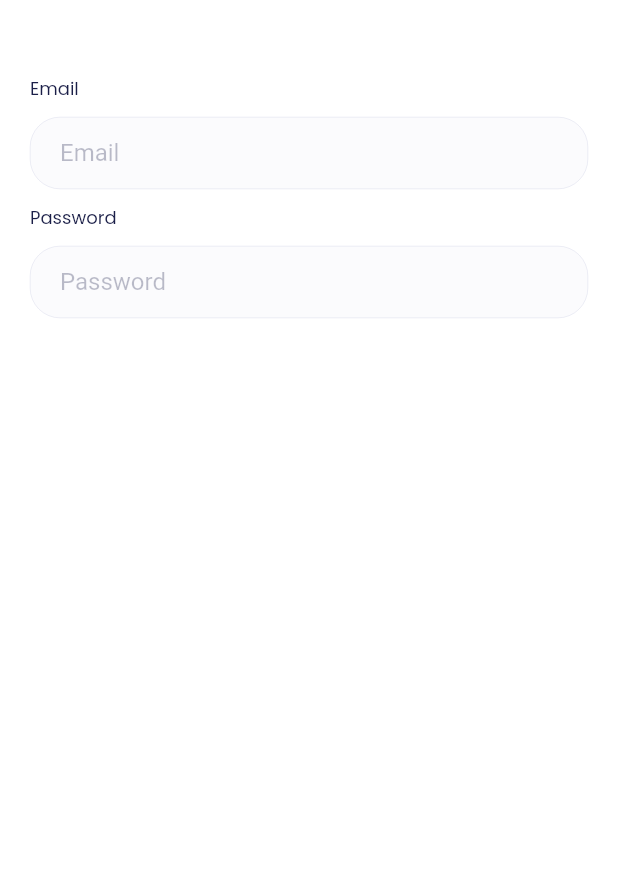
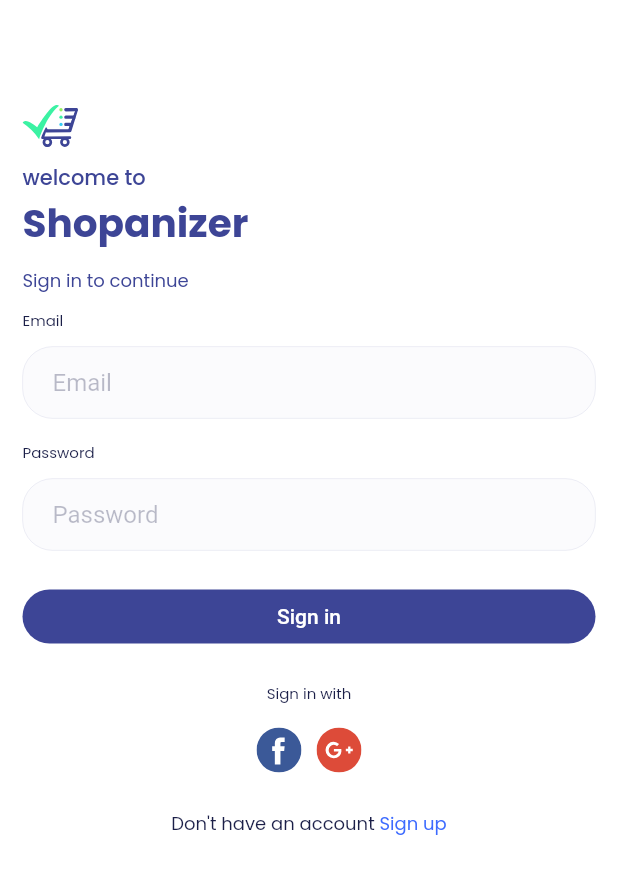
Before and after one commit to Mina-Nabil/shopanizer, a Flutter app: the screen it shows after launch, on a phone screen of 412 x 824 dp. Shown: the top 874 px of the screen. Run offline on Flutter 3.47's test engine with Material 2 defaults, Android fonts, the light colour scheme and no system bars; our stand-ins replace cloud_firestore, firebase_core, flutter_spinkit, flutter_svg, image_picker; missing offline and left inert: dart:ffi; accounts and stored records are empty.

Commit message:
Login Page

```diff
--- a/lib/screens/auth/login_screen.dart
+++ b/lib/screens/auth/login_screen.dart
@@ -1,6 +1,13 @@
+import 'dart:ffi';
+
 import 'package:flutter/material.dart';
+import 'package:flutter_svg/svg.dart';
+import 'package:shopanizer/shared/paths.dart';
 import 'package:shopanizer/shared/themes/shopanizer_theme.dart';
+import 'package:shopanizer/shared/widgets/buttons.dart';
 import 'package:shopanizer/shared/widgets/textbox_with_label.dart';
+import 'package:shopanizer/shared/widgets/textviews.dart';
+import 'package:shopanizer/shared/widgets/vertical_space.dart';
 
 class LoginScreen extends StatefulWidget {
   @override
@@ -15,25 +22,89 @@
   Widget build(BuildContext context) {
     return Scaffold(
       body: Container(
-        padding: EdgeInsets.only(left: 20, right: 20, top: 50),
+        padding: EdgeInsets.only(left: 15, right: 15, top: 70),
         child: SingleChildScrollView(
           child: Column(
-            mainAxisAlignment: MainAxisAlignment.center,
+            crossAxisAlignment: CrossAxisAlignment.start,
             children: [
+              Container(
+                width: 37,
+                height: 28,
+                child: SvgPicture.asset(Paths.logoIcon),
+              ),
+              VerticalSpace(),
+              LogoTV1(
+                text: "welcome to",
+              ),
+              TitleTV1(
+                text: "Shopanizer",
+              ),
+              VerticalSpace(),
+              TitleSmallTV1(
+                text: "Sign in to continue",
+              ),
+              VerticalSpace(),
               TextBoxWithLabel(
                 labelText: "Email",
                 placeHolder: "Email",
                 controller: _emailController,
               ),
-              Container(
-                width: double.infinity,
-                height: 10,
+              VerticalSpace(
+                height: 15,
               ),
               TextBoxWithLabel(
                 labelText: "Password",
                 placeHolder: "Password",
                 controller: _passwordController,
               ),
+              VerticalSpace(
+                height: 20,
+              ),
+              Container(
+                width: double.infinity,
+                child: RoundedCornerButton.text(
+                  text: "Sign in",
+                  backgroundColor: ShopColors.primary,
+                  onPressed: () {},
+                ),
+              ),
+              VerticalSpace(
+                height: 20,
+              ),
+              Center(
+                child: LabelTV1(text: "Sign in with"),
+              ),
+              VerticalSpace(),
+              Row(
+                mainAxisAlignment: MainAxisAlignment.center,
+                children: [
+                  CircularButton(
+                    child: SvgPicture.asset(Paths.fbBlueBGIcon),
+                    backgroundColor: Colors.transparent,
+                    onPressed: () {},
+                    radius: 20,
+                  ),
+                  CircularButton(
+                    child: SvgPicture.asset(Paths.gmailRedBGIcon),
+                    backgroundColor: Colors.transparent,
+                    onPressed: () {},
+                    radius: 20,
+                  ),
+                ],
+              ),
+              VerticalSpace(
+                height: 20,
+              ),
+              Row(
+                mainAxisAlignment: MainAxisAlignment.center,
+                children: [
+                  LabelTV2(text: "Don't have an account "),
+                  LabelTV2(
+                    text: "Sign up",
+                    color: ShopColors.labelBlue,
+                  ),
+                ],
+              )
             ],
           ),
         ),
--- a/lib/screens/home/new_group_screen.dart
+++ b/lib/screens/home/new_group_screen.dart
@@ -73,7 +73,7 @@
                 height: 20,
               ),
               Divider(),
-              LabelText(labelText: "Add Participants"),
+              LabelTV1(text: "Add Participants"),
               Row(
                 children: [
                   PhotoViewer.circular(
--- a/lib/screens/items/add_item.dart
+++ b/lib/screens/items/add_item.dart
@@ -39,9 +39,12 @@
   //form controllers
   GlobalKey<FormState> _formKey = new GlobalKey<FormState>();
   TextEditingController _itemNameController = new TextEditingController();
-  TextEditingController _listDescriptionController = new TextEditingController();
+  TextEditingController _listDescriptionController =
+      new TextEditingController();
 
-  List<TextEditingController> _priceEditingControllers = [new TextEditingController(text: "40")];
+  List<TextEditingController> _priceEditingControllers = [
+    new TextEditingController(text: "40")
+  ];
   Map<String, String> _priceUnits = {"EGP": "EGP", "USD": "USD"};
   List<ValueNotifier<String?>> _selectedPriceUnit = [new ValueNotifier("USD")];
   List<TextEditingController> _brandsEditingControllers = [];
@@ -78,7 +81,8 @@
     return Scaffold(
       appBar: AppBar(),
       body: Padding(
-        padding: EdgeInsets.symmetric(horizontal: ShopEdgeInsects.scaffoldPadding),
+        padding:
+            EdgeInsets.symmetric(horizontal: ShopEdgeInsects.scaffoldPadding),
         child: Form(
           key: _formKey,
           child: SingleChildScrollView(
@@ -90,7 +94,7 @@
                   mainAxisAlignment: MainAxisAlignment.spaceBetween,
                   children: [
                     TitleTV2(
-                      titleText: "Add new Item",
+                      text: "Add new Item",
                     ),
                     DoneButton(
                       onPressed: submitForm,
@@ -113,7 +117,11 @@
                     labelText: "Category",
                     placeHolder: "Furniture",
                     value: _selectedCategory,
-                    items: (items.data == null) ? [] : items.data!.map(mapCategoryCollectionToDropDownItems).toList(),
+                    items: (items.data == null)
+                        ? []
+                        : items.data!
+                            .map(mapCategoryCollectionToDropDownItems)
+                            .toList(),
                     onChangedCallback: (index) {
                       setState(() {
                         _selectedCategory = index;
@@ -149,7 +157,8 @@
                   limit: 3,
                   mainIconPath: Paths.priceIcon,
                   mainIconColor: ShopColors.yellow,
-                  mainIconBackgroundColor: ShopColors.primary.withAlpha(propertyIconBgAlpa),
+                  mainIconBackgroundColor:
+                      ShopColors.primary.withAlpha(propertyIconBgAlpa),
                   extraIconPath: Paths.emptyPriceIcon,
                   extraIconColor: ShopColors.primary,
                   extraIconBackgroundColor: Colors.transparent,
@@ -166,7 +175,8 @@
                   limit: 3,
                   mainIconPath: Paths.starIcon,
                   mainIconColor: ShopColors.yellow,
-                  mainIconBackgroundColor: ShopColors.yellow.withAlpha(propertyIconBgAlpa),
+                  mainIconBackgroundColor:
+                      ShopColors.yellow.withAlpha(propertyIconBgAlpa),
                   extraIconPath: Paths.emptyStarIcon,
                   extraIconColor: ShopColors.primary,
                   extraIconBackgroundColor: Colors.transparent,
@@ -180,7 +190,8 @@
                   limit: 3,
                   mainIconPath: Paths.urlIcon,
                   mainIconColor: ShopColors.yellow,
-                  mainIconBackgroundColor: ShopColors.red.withAlpha(propertyIconBgAlpa),
+                  mainIconBackgroundColor:
+                      ShopColors.red.withAlpha(propertyIconBgAlpa),
                   extraIconPath: Paths.emptyUrlIcon,
                   extraIconColor: ShopColors.primary,
                   extraIconBackgroundColor: Colors.transparent,
@@ -194,7 +205,8 @@
                   limit: 3,
                   mainIconPath: Paths.locationIcon,
                   mainIconColor: ShopColors.yellow,
-                  mainIconBackgroundColor: ShopColors.green.withAlpha(propertyIconBgAlpa),
+                  mainIconBackgroundColor:
+                      ShopColors.green.withAlpha(propertyIconBgAlpa),
                   extraIconPath: Paths.emptyLocationIcon,
                   extraIconColor: ShopColors.primary,
                   extraIconBackgroundColor: Colors.transparent,
@@ -207,7 +219,8 @@
                   limit: 3,
                   mainIconPath: Paths.fbIcon,
                   mainIconColor: ShopColors.yellow,
-                  mainIconBackgroundColor: ShopColors.blue.withAlpha(propertyIconBgAlpa),
+                  mainIconBackgroundColor:
+                      ShopColors.blue.withAlpha(propertyIconBgAlpa),
                   extraIconPath: Paths.emptyFbIcon,
                   extraIconColor: ShopColors.primary,
                   extraIconBackgroundColor: Colors.transparent,
@@ -220,7 +233,8 @@
                   limit: 3,
                   mainIconPath: Paths.instagramIcon,
                   mainIconColor: ShopColors.yellow,
-                  mainIconBackgroundColor: ShopColors.primary.withAlpha(propertyIconBgAlpa),
+                  mainIconBackgroundColor:
+                      ShopColors.primary.withAlpha(propertyIconBgAlpa),
                   extraIconPath: Paths.emptyInstagramIcon,
                   extraIconColor: ShopColors.primary,
                   extraIconBackgroundColor: Colors.transparent,
@@ -247,7 +261,11 @@
   List<Widget> buildImagesList() {
     var imagesWidgetList = _itemImages.map((e) => Padding(
           padding: EdgeInsets.all(photoGridPadding),
-          child: PhotoViewer.square(image: Image.file(File(e.path),fit: BoxFit.cover,)),
+          child: PhotoViewer.square(
+              image: Image.file(
+            File(e.path),
+            fit: BoxFit.cover,
+          )),
         ));
     List<Widget> ret = [];
 
@@ -255,7 +273,7 @@
       ret.add(Padding(
         padding: EdgeInsets.all(photoGridPadding),
         child: PhotoPicker.square(
-          hasBorder: false,
+            hasBorder: false,
             onPhotoPicked: (xfile) {
               setState(() {
                 _itemImages.add(xfile);
@@ -270,19 +288,28 @@
 
   //validators
   String? nameFieldValidator(input) {
-    if (input == null || input.isEmpty) return "Item will be lost without a Name !";
+    if (input == null || input.isEmpty)
+      return "Item will be lost without a Name !";
     if (input.length < widget.nameMinLength)
-      return "Very short Name :/ Please add " + (widget.nameMinLength - input.length).toString() + " characters";
+      return "Very short Name :/ Please add " +
+          (widget.nameMinLength - input.length).toString() +
+          " characters";
     if (input.length > widget.nameMaxLength)
-      return "Very long Name ! Please remove " + (input.length - widget.nameMaxLength).toString() + " characters";
+      return "Very long Name ! Please remove " +
+          (input.length - widget.nameMaxLength).toString() +
+          " characters";
   }
 
   String? descFieldValidator(input) {
     if (input == null || input.isEmpty) return null;
     if (input.length < widget.descMinLimit)
-      return "Very short Description :/ Please add " + (widget.descMinLimit - input.length).toString() + " characters";
+      return "Very short Description :/ Please add " +
+          (widget.descMinLimit - input.length).toString() +
+          " characters";
     if (input.length > widget.descMaxLimit)
-      return "Very long Description ! Please remove " + (input.length - widget.descMaxLimit).toString() + " characters";
+      return "Very long Description ! Please remove " +
+          (input.length - widget.descMaxLimit).toString() +
+          " characters";
   }
 }
 
--- a/lib/shared/paths.dart
+++ b/lib/shared/paths.dart
@@ -1,8 +1,8 @@
 class Paths {
-
   //Navigation Bar Icons
   static final String homePageNavBarIcon = 'assets/icons/tab_bar/home.svg';
-  static final String notificationPageNavBarIcon = 'assets/icons/tab_bar/notifications.svg';
+  static final String notificationPageNavBarIcon =
+      'assets/icons/tab_bar/notifications.svg';
   static final String profilePageNavBarIcon = 'assets/icons/tab_bar/person.svg';
 
   //Home Floating button
@@ -32,7 +32,9 @@
   static final String emptyPhoneIcon = 'assets/icons/emptyPhone.svg';
   static final String crossIcon = 'assets/icons/cross.svg';
   static final String xIcon = 'assets/icons/xIcon.svg';
-
+  static final String logoIcon = 'assets/icons/logo.svg';
+  static final String fbBlueBGIcon = 'assets/icons/fb_icon_bluebg.svg';
+  static final String gmailRedBGIcon = 'assets/icons/gmail_plus_redbg.svg';
 
   static final String camera = "assets/icons/camera.svg";
 }
--- a/lib/shared/themes/shopanizer_theme.dart
+++ b/lib/shared/themes/shopanizer_theme.dart
@@ -23,27 +23,27 @@
   static Color textFieldBorder = primary.withAlpha(76);
 
   ///#1B1F48 , 100%
-  static Color labelDarkBlue = Color(0xFF1B1F48);
+  static const Color labelDarkBlue = Color(0xFF1B1F48);
 
   ///#3D6BFF , 100%
-  static Color labelBlue = Color(0xFF3D6BFF);
+  static const Color labelBlue = Color(0xFF3D6BFF);
 
   ///#1B1F48 , 30%
   static Color hintColor = labelDarkBlue.withAlpha(76); // alpha 30%
 
   ///#FAFAFA , 100%
-  static Color tabBarBG = Color(0xFFFAFAFA);
+  static const Color tabBarBG = Color(0xFFFAFAFA);
 
   ///#3809A3 , 100%
-  static Color tabBarBorder = Color(0xFF3809A3);
+  static const Color tabBarBorder = Color(0xFF3809A3);
 
   static Color unSelectedTab = primary.withAlpha(76);
 
   ///#3BF2A3 , 100%
-  static Color greenButton = Color(0xFF3BF2A3);
+  static const Color greenButton = Color(0xFF3BF2A3);
 
   ///#37CCF4 , 100%
-  static Color blueButton = blue;
+  static const Color blueButton = blue;
 
   ///#3D4596 , 3%
   static Color primary3Precent = primary.withAlpha(7); // alpha 3%
@@ -58,47 +58,66 @@
 
 class ShopTextStyles {
   /// Font Size : 8  ,  Font Weight : Regular
-  static const TextStyle s_r_1 = TextStyle(fontSize: 8, fontWeight: FontWeight.normal);
+  static const TextStyle s_r_1 =
+      TextStyle(fontSize: 8, fontWeight: FontWeight.normal);
 
   /// Font Size : 10  ,  Font Weight : Regular
-  static const TextStyle s_r_2 = TextStyle(fontSize: 10, fontWeight: FontWeight.normal);
+  static const TextStyle s_r_2 =
+      TextStyle(fontSize: 10, fontWeight: FontWeight.normal);
 
   /// Font Size : 12  ,  Font Weight : Regular
-  static const TextStyle s_r_3 = TextStyle(fontSize: 12, fontWeight: FontWeight.normal);
+  static const TextStyle s_r_3 =
+      TextStyle(fontSize: 12, fontWeight: FontWeight.normal);
 
   /// Font Size : 14  ,  Font Weight : Regular
-  static const TextStyle m_r_1 = TextStyle(fontSize: 14, fontWeight: FontWeight.normal);
+  static const TextStyle m_r_1 =
+      TextStyle(fontSize: 14, fontWeight: FontWeight.normal);
+
+  /// Font Size : 14  ,  Font Weight : Medium
+  static const TextStyle m_m_1 =
+      TextStyle(fontSize: 14, fontWeight: FontWeight.w500);
 
   /// Font Size : 16  ,  Font Weight : Regular
-  static const TextStyle m_r_2 = TextStyle(fontSize: 16, fontWeight: FontWeight.normal);
+  static const TextStyle m_r_2 =
+      TextStyle(fontSize: 16, fontWeight: FontWeight.normal);
 
   /// Font Size : 18  ,  Font Weight : Regular
-  static const TextStyle m_r_3 = TextStyle(fontSize: 18, fontWeight: FontWeight.normal);
+  static const TextStyle m_r_3 =
+      TextStyle(fontSize: 18, fontWeight: FontWeight.normal);
 
   /// Font Size : 20  ,  Font Weight : Regular
-  static const TextStyle l_r_1 = TextStyle(fontSize: 20, fontWeight: FontWeight.normal);
+  static const TextStyle l_r_1 =
+      TextStyle(fontSize: 20, fontWeight: FontWeight.normal);
 
   /// Font Size : 22  ,  Font Weight : Regular
-  static const TextStyle l_r_2 = TextStyle(fontSize: 22, fontWeight: FontWeight.normal);
+  static const TextStyle l_r_2 =
+      TextStyle(fontSize: 22, fontWeight: FontWeight.normal);
 
   /// Font Size : 22  ,  Font Weight : Bold
-  static const TextStyle l_b_2 = TextStyle(fontSize: 22.0, fontWeight: FontWeight.bold);
+  static const TextStyle l_b_2 =
+      TextStyle(fontSize: 22.0, fontWeight: FontWeight.bold);
 
   /// Font Size : 24  ,  Font Weight : Regular
-  static const TextStyle l_r_3 = TextStyle(fontSize: 24, fontWeight: FontWeight.normal);
+  static const TextStyle l_r_3 =
+      TextStyle(fontSize: 24, fontWeight: FontWeight.normal);
 
   /// Font Size : 26  ,  Font Weight : Regular
-  static const TextStyle xl_r_1 = TextStyle(fontSize: 26, fontWeight: FontWeight.normal);
+  static const TextStyle xl_r_1 =
+      TextStyle(fontSize: 26, fontWeight: FontWeight.normal);
 
   /// Font Size : 26  ,  Font Weight : Bold
-  static const TextStyle xl_b_1 = TextStyle(fontSize: 26, fontWeight: FontWeight.normal);
+  static const TextStyle xl_b_1 =
+      TextStyle(fontSize: 26, fontWeight: FontWeight.bold);
 
   /// Font Size : 28  ,  Font Weight : Regular
-  static const TextStyle xl_r_2 = TextStyle(fontSize: 28, fontWeight: FontWeight.normal);
+  static const TextStyle xl_r_2 =
+      TextStyle(fontSize: 28, fontWeight: FontWeight.normal);
 
   /// Font Size : 30  ,  Font Weight : Regular
-  static const TextStyle xl_r_3 = TextStyle(fontSize: 30, fontWeight: FontWeight.normal);
+  static const TextStyle xl_r_3 =
+      TextStyle(fontSize: 30, fontWeight: FontWeight.normal);
 
   /// Font Size : 32  ,  Font Weight : Regular
-  static const TextStyle xxl_r_1 = TextStyle(fontSize: 32, fontWeight: FontWeight.normal);
+  static const TextStyle xxl_r_1 =
+      TextStyle(fontSize: 32, fontWeight: FontWeight.normal);
 }
--- a/lib/shared/widgets/TextViews.dart
+++ b/lib/shared/widgets/TextViews.dart
@@ -1,35 +1,69 @@
 import 'package:flutter/material.dart';
 import 'package:shopanizer/shared/themes/shopanizer_theme.dart';
 
-class LabelText extends StatelessWidget {
-  final String labelText;
-  LabelText({required this.labelText});
+class LabelTV1 extends StatelessWidget {
+  final String text;
+  LabelTV1({required this.text});
   @override
   Widget build(BuildContext context) {
-    return Text(labelText,
+    return Text(text,
         textAlign: TextAlign.left,
-        style: ShopTextStyles.s_r_3.copyWith(color: ShopColors.labelDarkBlue));
+        style: ShopTextStyles.s_r_2.copyWith(color: ShopColors.labelDarkBlue));
+  }
+}
+
+class LabelTV2 extends StatelessWidget {
+  final String text;
+  Color color;
+  LabelTV2({required this.text, this.color = ShopColors.labelDarkBlue});
+  @override
+  Widget build(BuildContext context) {
+    return Text(text,
+        textAlign: TextAlign.left,
+        style: ShopTextStyles.s_r_3.copyWith(color: this.color));
+  }
+}
+
+class TitleSmallTV1 extends StatelessWidget {
+  final String text;
+  TitleSmallTV1({required this.text});
+  @override
+  Widget build(BuildContext context) {
+    return Text(text,
+        textAlign: TextAlign.left,
+        style: ShopTextStyles.s_r_3.copyWith(color: ShopColors.primary));
   }
 }
 
 class TitleTV1 extends StatelessWidget {
-  final String titleText;
-  TitleTV1({required this.titleText});
+  final String text;
+  TitleTV1({required this.text});
   @override
   Widget build(BuildContext context) {
-    return Text(titleText,
+    return Text(text,
         textAlign: TextAlign.left,
         style: ShopTextStyles.xl_b_1.copyWith(color: ShopColors.primary));
   }
 }
 
 class TitleTV2 extends StatelessWidget {
-  final String titleText;
-  TitleTV2({required this.titleText});
+  final String text;
+  TitleTV2({required this.text});
   @override
   Widget build(BuildContext context) {
-    return Text(titleText,
+    return Text(text,
         textAlign: TextAlign.left,
         style: ShopTextStyles.l_b_2.copyWith(color: ShopColors.labelDarkBlue));
   }
 }
+
+class LogoTV1 extends StatelessWidget {
+  final String text;
+  LogoTV1({required this.text});
+  @override
+  Widget build(BuildContext context) {
+    return Text(text,
+        textAlign: TextAlign.left,
+        style: ShopTextStyles.m_m_1.copyWith(color: ShopColors.primary));
+  }
+}
--- a/lib/shared/widgets/dropdown_with_label.dart
+++ b/lib/shared/widgets/dropdown_with_label.dart
@@ -11,15 +11,13 @@
   final Function? _onChangedCallback;
   final int _value;
 
-
-
-  DropDownWithLabel(
-      {required String labelText,
-      required String placeHolder,
-      required List<DropdownMenuItem<int>> items,
-      required Function? onChangedCallback,
-      required int value,})
-      : this._labelText = labelText,
+  DropDownWithLabel({
+    required String labelText,
+    required String placeHolder,
+    required List<DropdownMenuItem<int>> items,
+    required Function? onChangedCallback,
+    required int value,
+  })  : this._labelText = labelText,
         this._items = items,
         this._onChangedCallback = onChangedCallback,
         this._value = value;
@@ -33,7 +31,7 @@
         children: [
           Container(
             width: double.infinity,
-            child: LabelText(labelText: _labelText),
+            child: LabelTV1(text: _labelText),
           ),
           Container(
             height: 10,
--- a/lib/shared/widgets/textbox_with_label.dart
+++ b/lib/shared/widgets/textbox_with_label.dart
@@ -31,8 +31,8 @@
         children: [
           Container(
             width: double.infinity,
-            child: LabelText(
-              labelText: _labelText,
+            child: LabelTV1(
+              text: _labelText,
             ),
           ),
           Container(
--- /dev/null
+++ b/lib/shared/widgets/vertical_space.dart
@@ -0,0 +1,15 @@
+import 'package:flutter/material.dart';
+
+class VerticalSpace extends StatelessWidget {
+  final double height;
+
+  VerticalSpace({this.height = 10});
+
+  @override
+  Widget build(BuildContext context) {
+    return Container(
+      width: double.infinity,
+      height: height,
+    );
+  }
+}
--- a/pubspec.yaml
+++ b/pubspec.yaml
@@ -82,6 +82,10 @@
     - assets/icons/tab_bar/notifications.svg
     - assets/icons/tab_bar/person.svg
     - assets/images/empty_home.svg
+    - assets/icons/logo.svg
+    - assets/icons/fb_icon_bluebg.svg
+    - assets/icons/gmail_plus_redbg.svg
+
 
   # An image asset can refer to one or more resolution-specific "variants", see
   # https://flutter.dev/assets-and-images/#resolution-aware.
```
Also changed, not shown: assets/icons/fb_icon_bluebg.svg (added), assets/icons/gmail_plus_redbg.svg (added).
